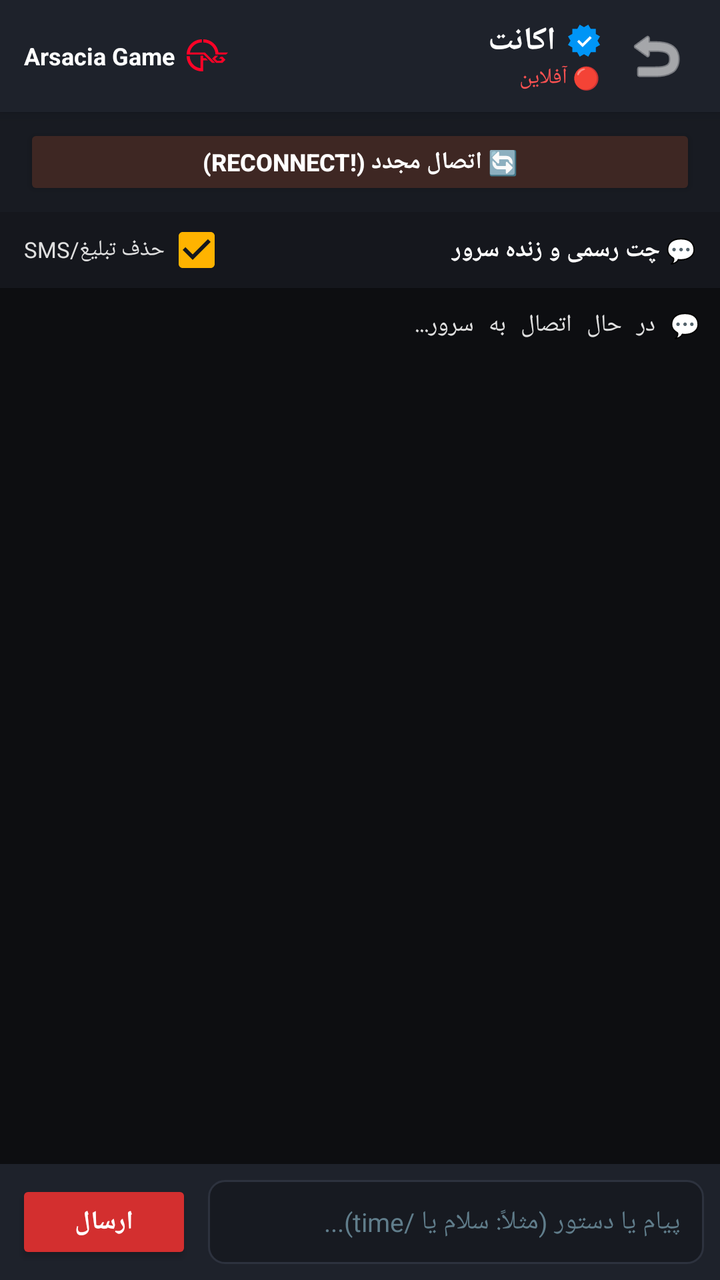
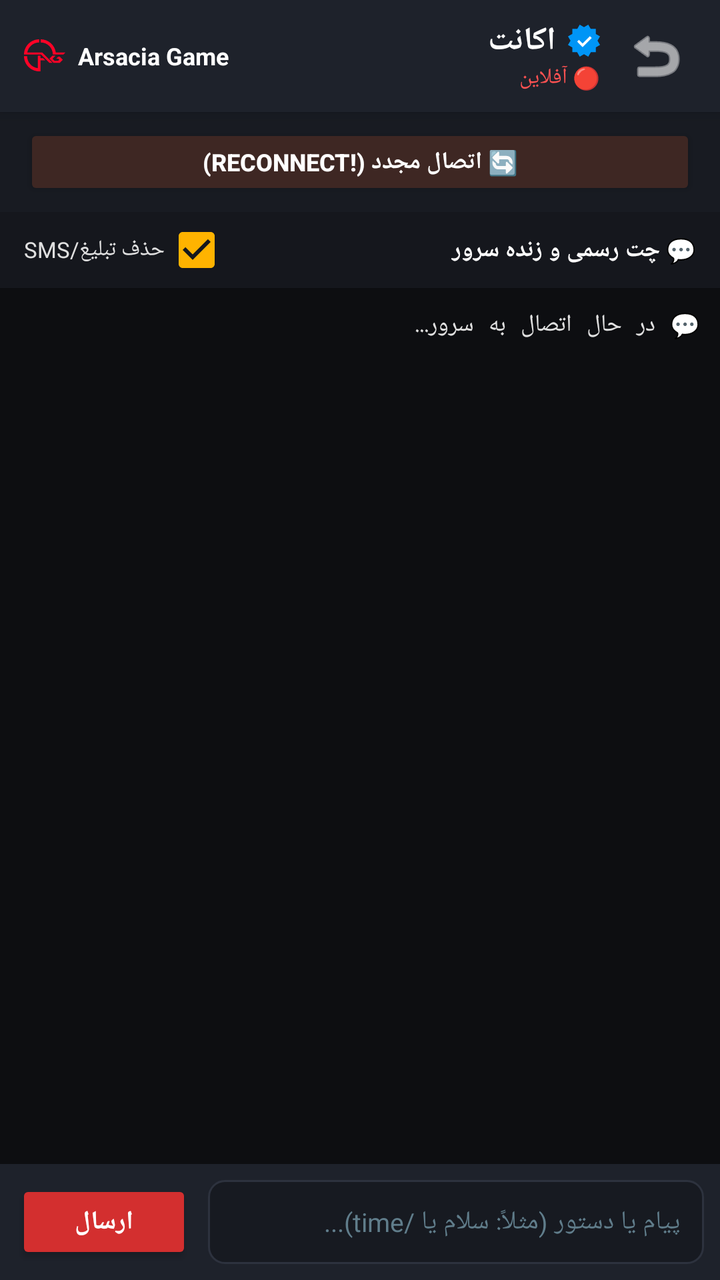

Two renders of the same Android screen: before a commit and after it. Below are the layout's source before the change and the commit's diff.
<!-- AndroidManifest.xml: application theme Theme.AGRak -->
<!-- res/layout/activity_chat.xml -->
<?xml version="1.0" encoding="utf-8"?>
<LinearLayout xmlns:android="http://schemas.android.com/apk/res/android"
    xmlns:app="http://schemas.android.com/apk/res-auto"
    android:layout_width="match_parent"
    android:layout_height="match_parent"
    android:background="@color/bg_dark"
    android:orientation="vertical"
    android:layoutDirection="rtl">

    
    <androidx.cardview.widget.CardView
        android:layout_width="match_parent"
        android:layout_height="wrap_content"
        app:cardBackgroundColor="@color/card_dark"
        app:cardCornerRadius="0dp"
        app:cardElevation="4dp">

        <LinearLayout
            android:layout_width="match_parent"
            android:layout_height="56dp"
            android:gravity="center_vertical"
            android:orientation="horizontal"
            android:paddingHorizontal="12dp">

            <ImageButton
                android:id="@+id/btnBack"
                android:layout_width="40dp"
                android:layout_height="40dp"
                android:background="?attr/selectableItemBackgroundBorderless"
                android:src="@android:drawable/ic_menu_revert"
                android:tint="@color/text_white"
                android:contentDescription="بازگشت" />

            <LinearLayout
                android:layout_width="0dp"
                android:layout_height="wrap_content"
                android:layout_marginStart="8dp"
                android:layout_weight="1"
                android:orientation="vertical">

                <LinearLayout
                    android:layout_width="wrap_content"
                    android:layout_height="wrap_content"
                    android:gravity="center_vertical"
                    android:orientation="horizontal">

                    <ImageView
                        android:layout_width="16dp"
                        android:layout_height="16dp"
                        android:layout_marginEnd="6dp"
                        android:src="@drawable/ic_instagram_verified"
                        android:contentDescription="تیک آبی" />

                    <TextView
                        android:id="@+id/tvChatAccountName"
                        android:layout_width="wrap_content"
                        android:layout_height="wrap_content"
                        android:text="اکانت"
                        android:textColor="@color/text_white"
                        android:textSize="16sp"
                        android:textStyle="bold" />
                </LinearLayout>

                <TextView
                    android:id="@+id/tvChatStatus"
                    android:layout_width="wrap_content"
                    android:layout_height="wrap_content"
                    android:text="🔴 آفلاین"
                    android:textColor="@color/status_red"
                    android:textSize="11sp" />
            </LinearLayout>

            
            <LinearLayout
                android:layout_width="wrap_content"
                android:layout_height="wrap_content"
                android:gravity="center_vertical"
                android:orientation="horizontal">

                <ImageView
                    android:id="@+id/imgChatServerLogo"
                    android:layout_width="21dp"
                    android:layout_height="16dp"
                    android:layout_marginEnd="6dp"
                    android:adjustViewBounds="true"
                    android:src="@drawable/ic_arsacia_game_logo"
                    android:contentDescription="Arsacia Game Logo" />

                <TextView
                    android:layout_width="wrap_content"
                    android:layout_height="wrap_content"
                    android:text="Arsacia Game"
                    android:textColor="@color/text_white"
                    android:textSize="12sp"
                    android:textStyle="bold" />
            </LinearLayout>

        </LinearLayout>
    </androidx.cardview.widget.CardView>

    
    <LinearLayout
        android:layout_width="match_parent"
        android:layout_height="wrap_content"
        android:background="#181B22"
        android:paddingTop="6dp"
        android:paddingBottom="6dp"
        android:paddingLeft="12dp"
        android:paddingRight="12dp"
        android:orientation="horizontal">

        <Button
            android:id="@+id/btnQuickReconnect"
            android:layout_width="match_parent"
            android:layout_height="38dp"
            android:backgroundTint="#3E2723"
            android:text="🔄 اتصال مجدد (!reconnect)"
            android:textColor="@color/text_white"
            android:textStyle="bold"
            android:textSize="12sp" />
    </LinearLayout>

    
    <LinearLayout
        android:layout_width="match_parent"
        android:layout_height="38dp"
        android:background="#15171D"
        android:gravity="center_vertical"
        android:orientation="horizontal"
        android:paddingHorizontal="12dp">

        <TextView
            android:layout_width="0dp"
            android:layout_height="wrap_content"
            android:layout_weight="1"
            android:text="💬 چت رسمی و زنده سرور"
            android:textColor="@color/text_white"
            android:textStyle="bold"
            android:textSize="12sp" />

        <CheckBox
            android:id="@+id/cbFilterSmsAds"
            android:layout_width="wrap_content"
            android:layout_height="34dp"
            android:checked="true"
            android:buttonTint="@color/accent_gold"
            android:text="حذف تبلیغ/SMS"
            android:textColor="#E0E0E0"
            android:textSize="11sp" />

    </LinearLayout>

    
    <ScrollView
        android:id="@+id/scrollConsole"
        android:layout_width="match_parent"
        android:layout_height="0dp"
        android:layout_weight="1"
        android:background="#0D0E11"
        android:padding="10dp"
        android:fillViewport="true"
        android:descendantFocusability="blocksDescendants">

        <TextView
            android:id="@+id/tvConsoleLogs"
            android:layout_width="match_parent"
            android:layout_height="wrap_content"
            android:textColor="#E0E0E0"
            android:textSize="12sp"
            android:typeface="monospace"
            android:focusable="false"
            android:focusableInTouchMode="false"
            android:text="💬 در حال اتصال به سرور...\n" />
    </ScrollView>

    
    <androidx.cardview.widget.CardView
        android:layout_width="match_parent"
        android:layout_height="wrap_content"
        app:cardBackgroundColor="@color/card_dark"
        app:cardCornerRadius="0dp"
        app:cardElevation="8dp">

        <LinearLayout
            android:layout_width="match_parent"
            android:layout_height="wrap_content"
            android:gravity="center_vertical"
            android:orientation="horizontal"
            android:padding="8dp">

            <EditText
                android:id="@+id/etChatMessage"
                android:layout_width="0dp"
                android:layout_height="42dp"
                android:layout_weight="1"
                android:background="@drawable/bg_input_field"
                android:hint="پیام یا دستور (مثلاً: سلام یا /time)..."
                android:textColorHint="@color/text_hint"
                android:textColor="@color/text_white"
                android:textSize="13sp"
                android:paddingHorizontal="12dp"
                android:singleLine="true" />

            <Button
                android:id="@+id/btnSendMessage"
                android:layout_width="wrap_content"
                android:layout_height="42dp"
                android:layout_marginStart="8dp"
                android:backgroundTint="@color/primary_red"
                android:text="@string/send"
                android:textColor="@color/text_white"
                android:textStyle="bold"
                android:textSize="13sp" />

        </LinearLayout>
    </androidx.cardview.widget.CardView>

</LinearLayout>
<!-- resources referenced by this layout -->
<resources>
  <color name="accent_gold">#FFB300</color>
  <color name="bg_dark">#121418</color>
  <color name="card_dark">#1E222B</color>
  <color name="primary_red">#D32F2F</color>
  <color name="status_red">#FF5252</color>
  <color name="text_hint">#607D8B</color>
  <color name="text_white">#FFFFFF</color>
  <!-- drawable bg_input_field (drawable) -->
  <?xml version="1.0" encoding="utf-8"?>
  <shape xmlns:android="http://schemas.android.com/apk/res/android"
      android:shape="rectangle">
      <solid android:color="#171A21" />
      <stroke
          android:width="1dp"
          android:color="@color/card_stroke" />
      <corners android:radius="8dp" />
  </shape>
  <!-- drawable ic_arsacia_game_logo (drawable) -->
  <vector xmlns:android="http://schemas.android.com/apk/res/android"
      android:width="21dp"
      android:height="16dp"
      android:viewportWidth="42"
      android:viewportHeight="32">
    <path
        android:fillColor="#FF0327"
        android:pathData="M35.7641,17.3101L38.8641,20.411L35.7641,23.5118H29.5624L25.4288,19.3773L28.5297,16.2773H31.6297L28.5297,19.3773L30.5961,21.4446H34.2133L35.2469,20.411L34.2133,19.3773H32.1469L34.2133,17.3101H35.7641Z"/>
    <path
        android:fillColor="#FF0327"
        android:pathData="M41.4478,13.1767L39.3798,15.2439H29.5625L29.5768,15.2296H28.827C28.827,8.54515 23.3886,3.10672 16.7041,3.10672V8.81588e-07C20.3883,-0.00125215 23.948,1.33326 26.7234,3.75616C29.4988,6.17907 31.3016,9.52604 31.7977,13.1767H41.4478Z"/>
    <path
        android:fillColor="#FF0327"
        android:pathData="M16.4505,20.9273V23.3514H16.4715V31.9998H15.233V31.9914V31.9973C13.2323,31.9991 11.251,31.6064 9.40226,30.8417C7.55353,30.077 5.87371,28.9553 4.45889,27.5408C3.04407,26.1263 1.92201,24.4467 1.15691,22.5982C0.391811,20.7496 -0.00132193,18.7683 3.3395e-06,16.7677H3.10672C3.10672,22.992 7.82137,28.1358 13.8669,28.8142V16.2773H16.4505V18.861H19.0341L21.1013,20.9273H16.4505Z"/>
    <path
        android:fillColor="#FF0327"
        android:pathData="M18.1944,13.1767L28.5297,23.5103H25.4289L17.1608,15.2422H1.10582L0,15.2372V15.1977C0.00623066,11.1634 1.61379,7.2966 4.46947,4.44691C7.32514,1.59722 11.1953,-0.00222794 15.2296,2.32928e-06V3.10672C9.24458,3.10672 4.25872,7.46619 3.28052,13.1767H18.1944Z"/>
  </vector>
  <!-- drawable ic_instagram_verified (drawable) -->
  <vector xmlns:android="http://schemas.android.com/apk/res/android"
      android:width="20dp"
      android:height="20dp"
      android:viewportWidth="40"
      android:viewportHeight="40">
      <path
          android:fillColor="#0095F6"
          android:pathData="M19.998,3.094 L14.638,0 l-2.972,5.15 H5.432 v6.354 L0,14.64 3.094,20 0,25.359 l5.432,3.137 v5.905 h5.975 L14.638,40 l5.36,-3.094 L25.358,40 l3.232,-5.6 h6.162 v-6.01 L40,25.359 36.905,20 40,14.641 l-5.248,-3.03 v-6.46 h-6.419 L25.358,0 l-5.36,3.094 Z" />
      <path
          android:fillColor="#FFFFFF"
          android:pathData="M27.413,14.319 l2.254,2.287 -11.43,11.5 -6.835,-6.93 2.244,-2.258 4.587,4.581 9.18,-9.18 Z" />
  </vector>
  <string name="send">ارسال</string>
  <style name="Theme.AGRak" parent="Theme.AppCompat.DayNight.NoActionBar">
          <item name="colorPrimary">@color/primary_red</item>
          <item name="colorPrimaryDark">@color/primary_red_dark</item>
          <item name="colorAccent">@color/accent_gold</item>
          <item name="android:windowBackground">@color/bg_dark</item>
          <item name="android:statusBarColor">#0A0B0E</item>
          <item name="android:navigationBarColor">#0A0B0E</item>
      </style>
  <color name="card_stroke">#2D323E</color>
  <color name="primary_red_dark">#9A0007</color>
</resources>

<!-- the commit's change to res/layout/activity_chat.xml (unified diff, before → after) -->
@@ -75,6 +75,7 @@
                 android:layout_width="wrap_content"
                 android:layout_height="wrap_content"
                 android:gravity="center_vertical"
+                android:layoutDirection="ltr"
                 android:orientation="horizontal">
 
                 <ImageView
